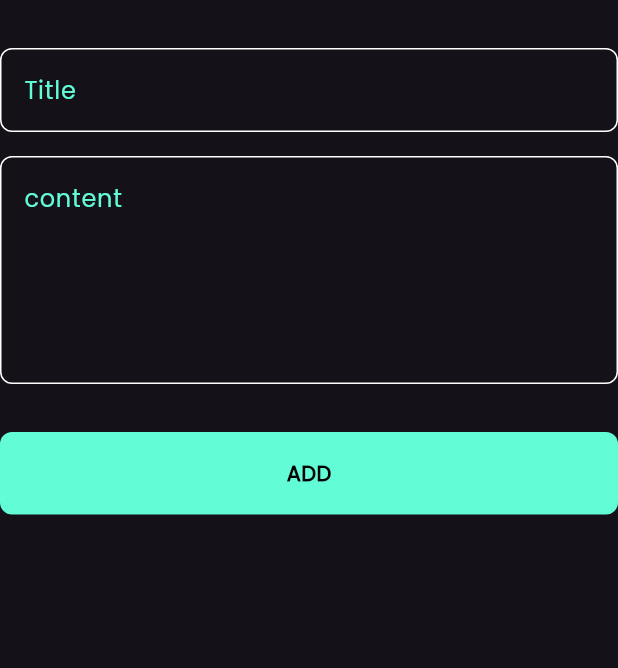
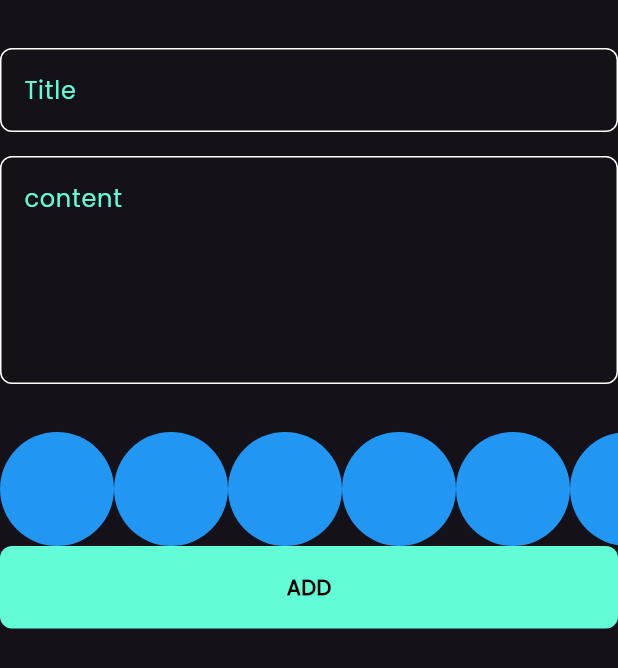
Before and after one commit to Yousef15abdelmenam/Notes_app, a Flutter app: the AddNoteForm widget shown alone on an empty page, opened directly, on a phone screen of 412 x 824 dp. Shown: the top 668 px of the screen. Run offline on Flutter 3.47's test engine with Material 3 defaults, Android fonts, the phone set to English and light mode, and no system bars; our stand-ins replace bloc, flutter_bloc, font_awesome_flutter, hive, hive_flutter, modal_progress_hud_nsn; accounts and stored records are empty.

Commit message:
colors list view part 1

```diff
--- a/lib/widgets/add_note_form.dart
+++ b/lib/widgets/add_note_form.dart
@@ -3,6 +3,7 @@ import 'package:flutter_bloc/flutter_bloc.dart';
 import 'package:intl/intl.dart';
 import 'package:notes_app/cubits/add_note_cubit/add_note_cubit.dart';
 import 'package:notes_app/models/note_model.dart';
+import 'package:notes_app/widgets/colors_list_view.dart';
 import 'package:notes_app/widgets/custom_button.dart';
 import 'package:notes_app/widgets/custom_text_field.dart';
 
@@ -49,6 +50,7 @@ class _AddNoteFormState extends State<AddNoteForm> {
           SizedBox(
             height: 32,
           ),
+          ColorsListView(),
           BlocBuilder<AddNoteCubit, AddNoteState>(
             builder: (context, state) {
               return CustomButton(
@@ -57,7 +59,8 @@ class _AddNoteFormState extends State<AddNoteForm> {
                   if (formkey.currentState!.validate()) {
                     formkey.currentState!.save();
                     var currentDate = DateTime.now();
-                    var formattedDate = DateFormat('dd-mm-yyyy').format(currentDate);
+                    var formattedDate =
+                        DateFormat('dd-mm-yyyy').format(currentDate);
 
                     var noteModel = NoteModel(
                         title: title!,
@@ -81,3 +84,15 @@ class _AddNoteFormState extends State<AddNoteForm> {
     );
   }
 }
+
+class ColorItem extends StatelessWidget {
+  const ColorItem({super.key});
+
+  @override
+  Widget build(BuildContext context) {
+    return const CircleAvatar(
+      radius: 38,
+      backgroundColor: Colors.blue,
+    );
+  }
+}
--- /dev/null
+++ b/lib/widgets/colors_list_view.dart
@@ -0,0 +1,20 @@
+import 'package:flutter/material.dart';
+import 'package:notes_app/widgets/add_note_form.dart';
+
+class ColorsListView extends StatelessWidget {
+  const ColorsListView({super.key});
+
+  @override
+  Widget build(BuildContext context) {
+    return SizedBox(
+      height: 38 * 2,
+      child: ListView.builder(
+        itemCount: 10,
+        scrollDirection: Axis.horizontal,
+        itemBuilder: (context, index) {
+          return ColorItem();
+        },
+      ),
+    );
+  }
+}
```
